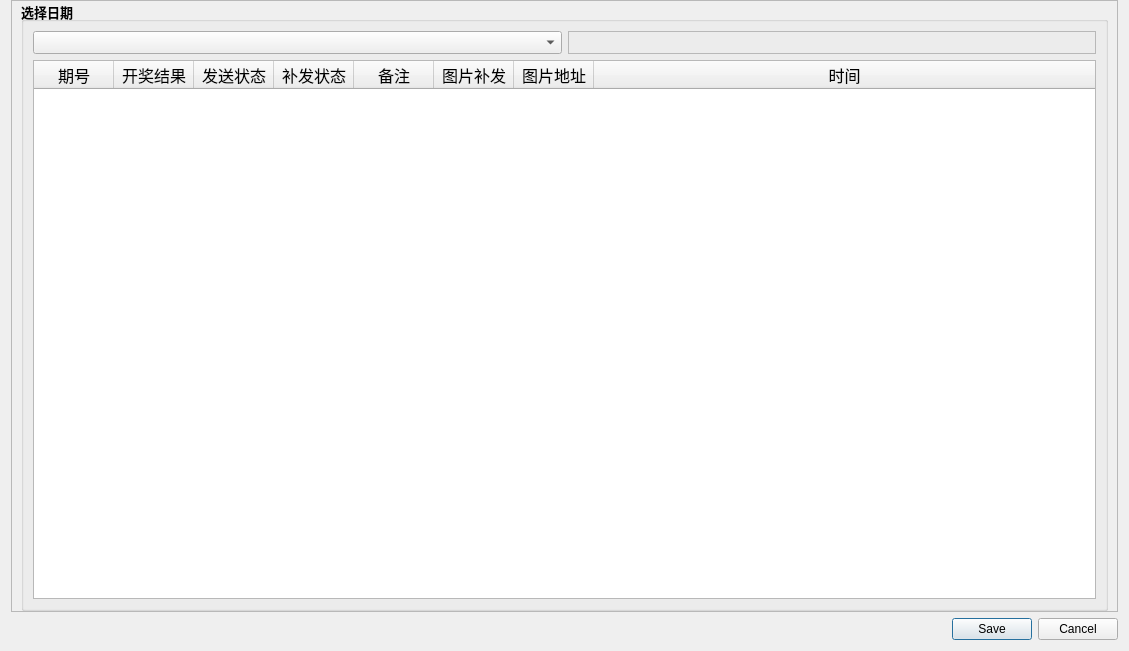
Old version of the form kaj789_Ui.ui in the repository zzw168/MainCtl.
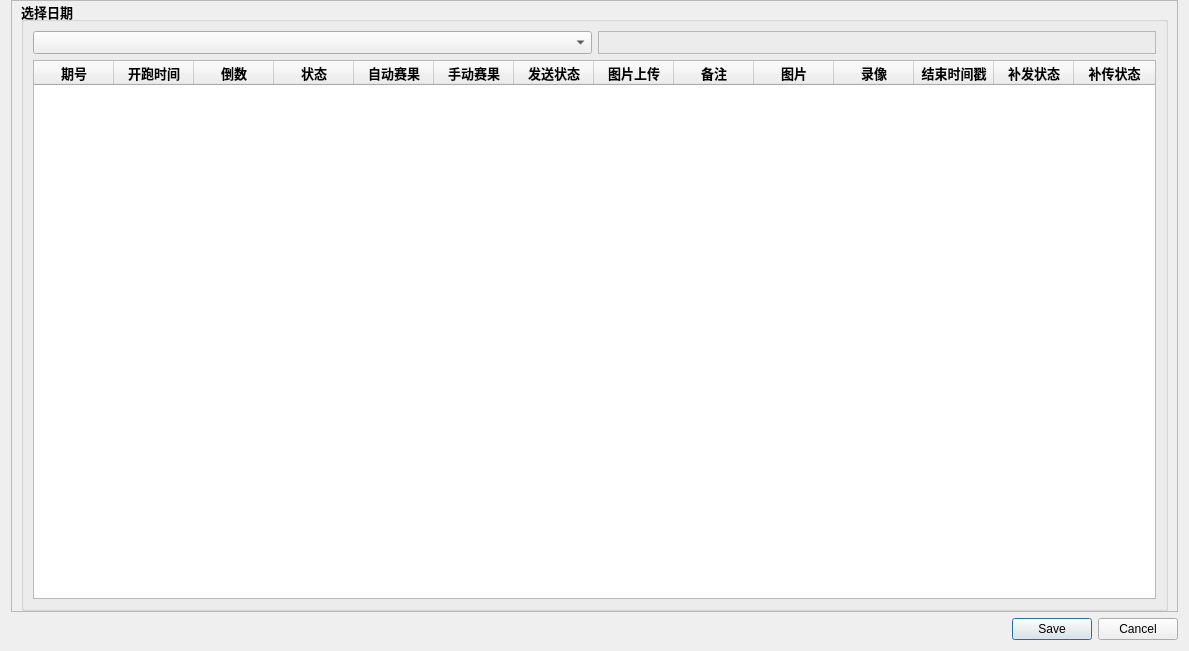
New version of the form.

```diff
--- a/kaj789_Ui.ui
+++ b/kaj789_Ui.ui
@@ -6,7 +6,7 @@
    <rect>
     <x>0</x>
     <y>0</y>
-    <width>1129</width>
+    <width>1189</width>
     <height>651</height>
    </rect>
   </property>
@@ -110,29 +110,13 @@
           </widget>
          </item>
          <item row="1" column="0" colspan="2">
-          <widget class="QTableWidget" name="tableWidget_kaj789">
-           <property name="minimumSize">
-            <size>
-             <width>280</width>
-             <height>150</height>
-            </size>
-           </property>
-           <property name="maximumSize">
-            <size>
-             <width>16777215</width>
-             <height>16777215</height>
-            </size>
-           </property>
-           <property name="font">
-            <font>
-             <family>微软雅黑</family>
-             <pointsize>12</pointsize>
-             <bold>false</bold>
-            </font>
-           </property>
+          <widget class="QTableWidget" name="tableWidget_Results">
            <property name="selectionBehavior">
             <enum>QAbstractItemView::SelectionBehavior::SelectRows</enum>
            </property>
+           <property name="textElideMode">
+            <enum>Qt::TextElideMode::ElideRight</enum>
+           </property>
            <attribute name="horizontalHeaderDefaultSectionSize">
             <number>80</number>
            </attribute>
@@ -146,7 +130,27 @@
            </column>
            <column>
             <property name="text">
-             <string>开奖结果</string>
+             <string>开跑时间</string>
+            </property>
+           </column>
+           <column>
+            <property name="text">
+             <string>倒数</string>
+            </property>
+           </column>
+           <column>
+            <property name="text">
+             <string>状态</string>
+            </property>
+           </column>
+           <column>
+            <property name="text">
+             <string>自动赛果</string>
+            </property>
+           </column>
+           <column>
+            <property name="text">
+             <string>手动赛果</string>
             </property>
            </column>
            <column>
@@ -156,7 +160,7 @@
            </column>
            <column>
             <property name="text">
-             <string>补发状态</string>
+             <string>图片上传</string>
             </property>
            </column>
            <column>
@@ -166,17 +170,27 @@
            </column>
            <column>
             <property name="text">
-             <string>图片补发</string>
+             <string>图片</string>
             </property>
            </column>
            <column>
             <property name="text">
-             <string>图片地址</string>
+             <string>录像</string>
             </property>
            </column>
            <column>
             <property name="text">
-             <string>时间</string>
+             <string>结束时间戳</string>
+            </property>
+           </column>
+           <column>
+            <property name="text">
+             <string>补发状态</string>
+            </property>
+           </column>
+           <column>
+            <property name="text">
+             <string>补传状态</string>
             </property>
            </column>
           </widget>
```
